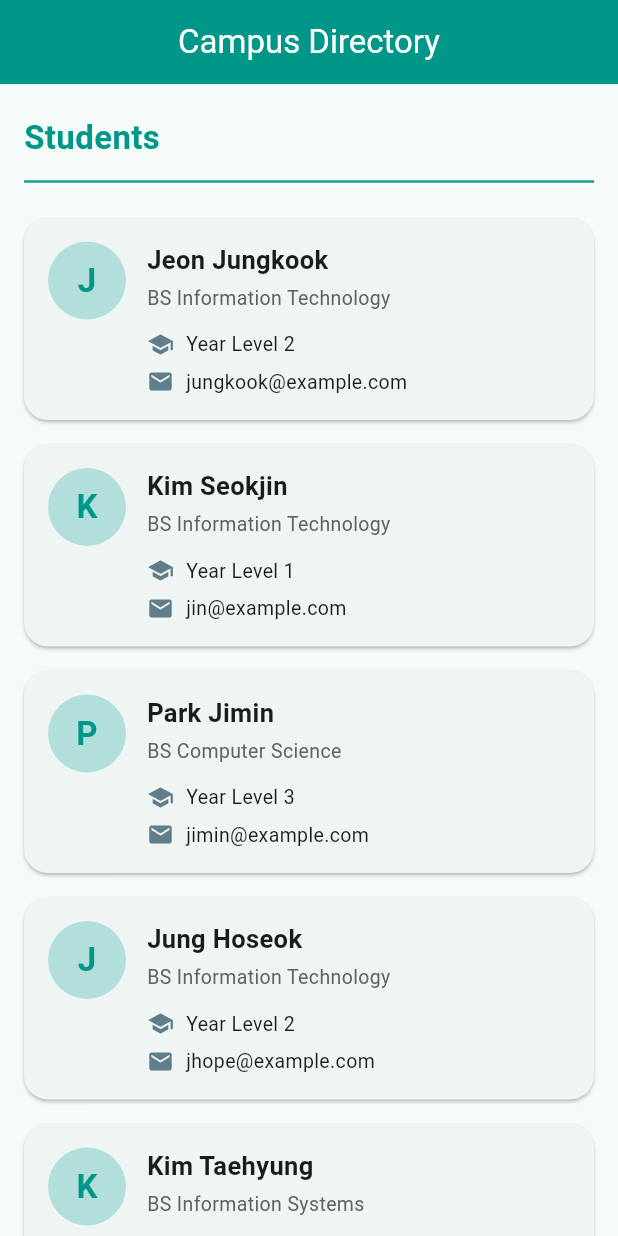
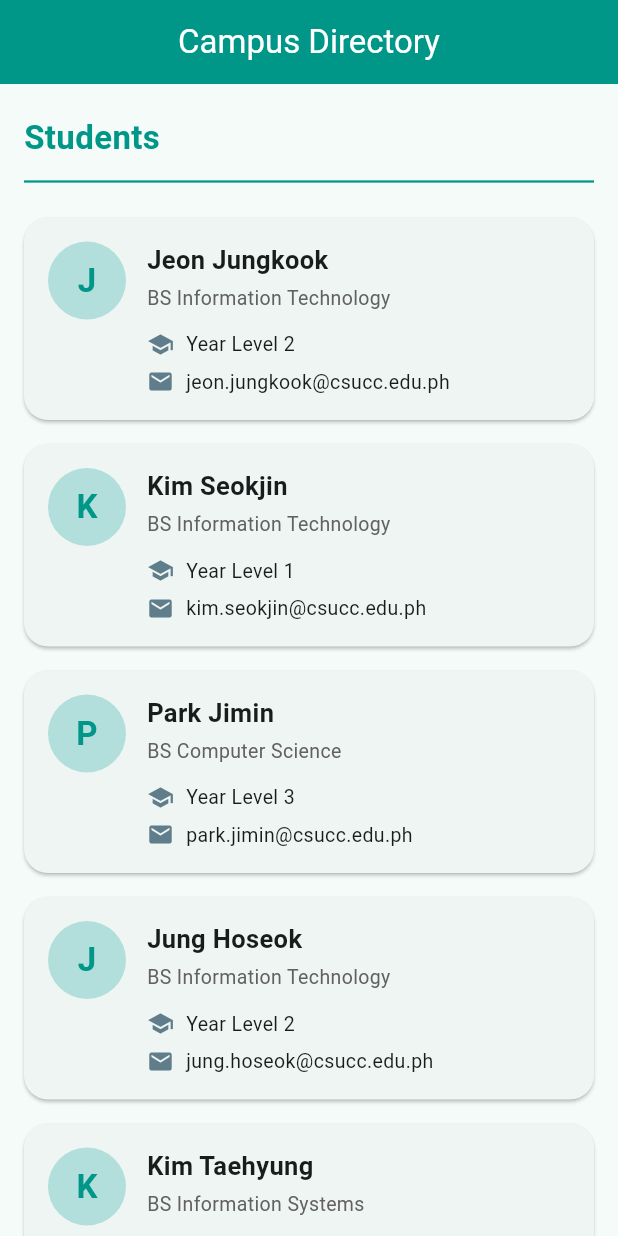
Before and after one commit to jelyntac-an-crypto/stateless-lab-tac-an, a Flutter app: the screen it shows after launch, on a phone screen of 412 x 824 dp. Run offline on Flutter 3.47's test engine with Material 3 defaults, Android fonts, the light colour scheme and no system bars.

Commit message:
Update student email to school domain

```diff
--- a/lib/main.dart
+++ b/lib/main.dart
@@ -24,31 +24,31 @@ const List<Student> students = [
     name: 'Jeon Jungkook',
     course: 'BS Information Technology',
     yearLevel: 2,
-    email: 'jungkook@example.com',
+    email: 'jeon.jungkook@csucc.edu.ph',
   ),
   Student(
     name: 'Kim Seokjin',
     course: 'BS Information Technology',
     yearLevel: 1,
-    email: 'jin@example.com',
+    email: 'kim.seokjin@csucc.edu.ph',
   ),
   Student(
     name: 'Park Jimin',
     course: 'BS Computer Science',
     yearLevel: 3,
-    email: 'jimin@example.com',
+    email: 'park.jimin@csucc.edu.ph',
   ),
   Student(
     name: 'Jung Hoseok',
     course: 'BS Information Technology',
     yearLevel: 2,
-    email: 'jhope@example.com',
+    email: 'jung.hoseok@csucc.edu.ph',
   ),
   Student(
     name: 'Kim Taehyung',
     course: 'BS Information Systems',
     yearLevel: 4,
-    email: 'taehyung@example.com',
+    email: 'kim.taehyung@csucc.edu.ph',
   ),
 ];
 
```
